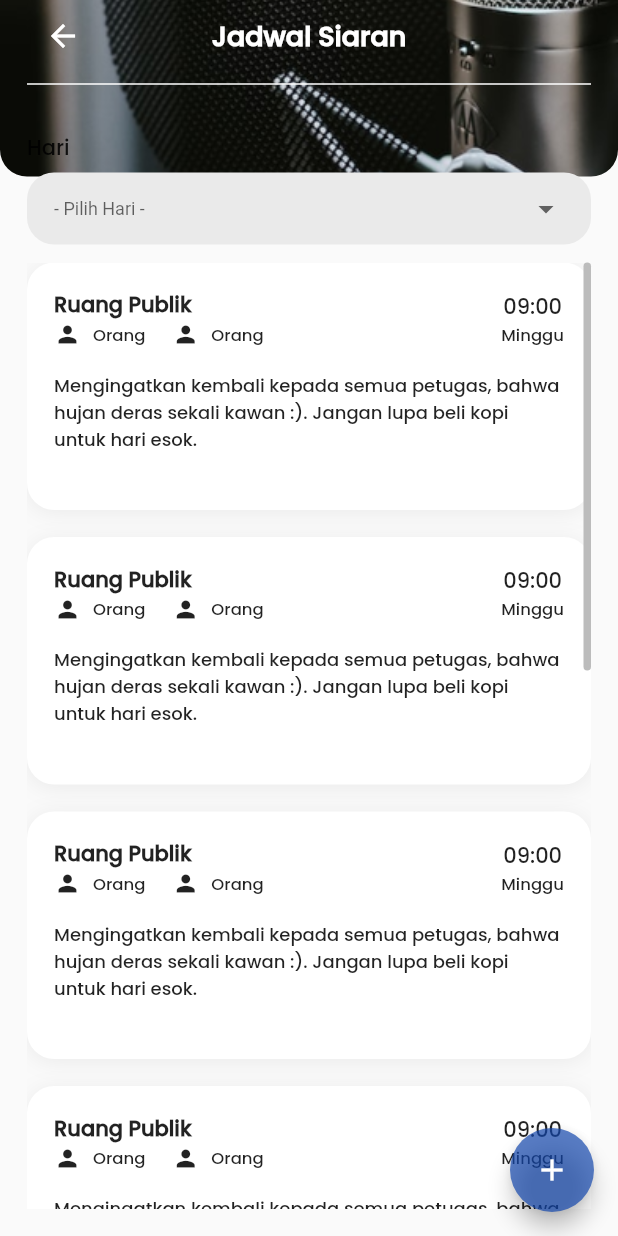
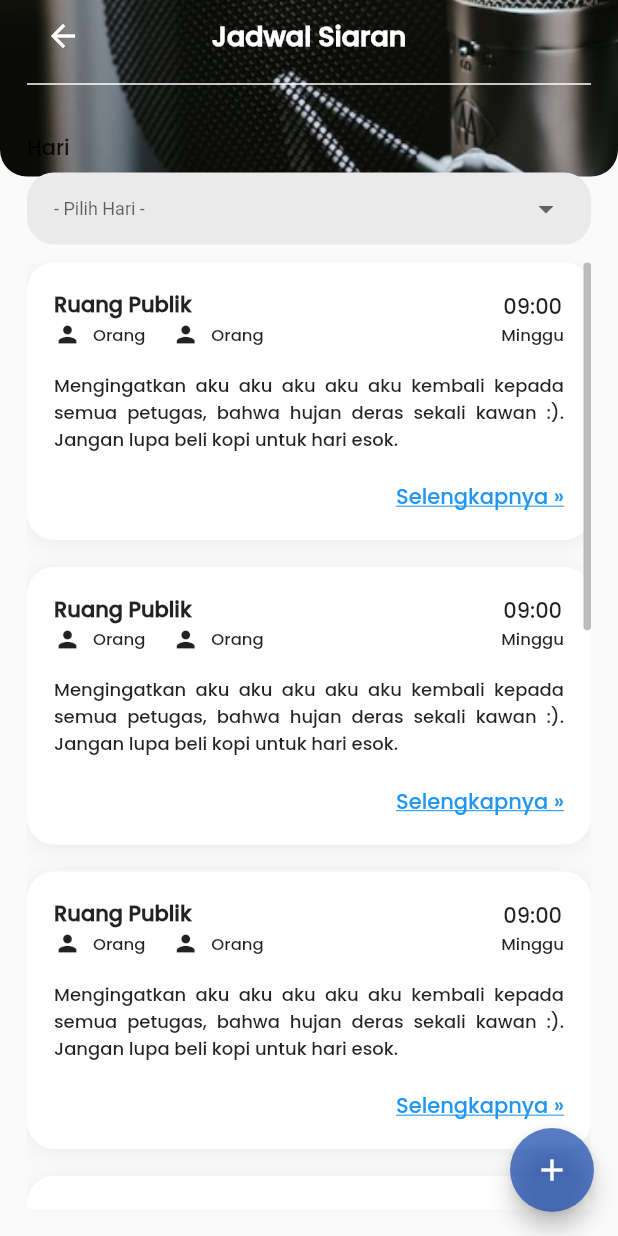
Before and after one commit to hoesk1ee/radio_valore, a Flutter app: the BroadcastSchedule screen opened directly, on a phone screen of 412 x 824 dp. Run offline on Flutter 3.47's test engine with Material 2 defaults, Android fonts, the phone set to English and light mode, and no system bars.

Commit message:
Make Directory And Add new Pages

```diff
--- a/lib/pages/showAnnouncement_page.dart
+++ b/lib/pages/announcement/showAnnouncement_page.dart
@@ -4,7 +4,7 @@ import 'package:radio_volare/resources/custom_cardContent.dart';
 import 'package:radio_volare/resources/custom_headerContent.dart';
 import 'package:radio_volare/resources/custom_headerStyle.dart';
 
-import '../resources/constant.dart';
+import '../../resources/constant.dart';
 
 class ShowAnnouncement extends StatefulWidget {
   const ShowAnnouncement({Key? key}) : super(key: key);
@@ -27,8 +27,8 @@ class _ShowAnnouncementState extends State<ShowAnnouncement> {
                 children: [
                   Column(
                     crossAxisAlignment: CrossAxisAlignment.start,
-                    children: [
-                      const CustomHeaderContent(label: "Pengumuman"),
+                    children: const [
+                      CustomHeaderContent(label: "Pengumuman"),
                       bottomLine,
                     ],
                   ),
--- a/lib/pages/broadcast_page.dart
+++ b/lib/pages/broadcast/broadcast_page.dart
@@ -1,11 +1,11 @@
 import 'package:flutter/material.dart';
-import 'package:radio_volare/pages/bcSchedule_page.dart';
+import 'package:radio_volare/pages/broadcast/schedule/bcSchedule_page.dart';
 import 'package:radio_volare/resources/constant.dart';
 import 'package:radio_volare/resources/custom_broadcastButton.dart';
 import 'package:radio_volare/resources/custom_headerContent.dart';
 
-import '../resources/custom_headerStyle.dart';
-import 'bcScript_page.dart';
+import '../../resources/custom_headerStyle.dart';
+import 'script/bcScript_page.dart';
 
 class BroadcastPage extends StatefulWidget {
   const BroadcastPage({Key? key}) : super(key: key);
--- a/lib/pages/addBcShedule_page.dart
+++ b/lib/pages/broadcast/schedule/addBcSchedule_page.dart
@@ -109,7 +109,7 @@ class _AddBroadcastSchedulePageState extends State<AddBroadcastSchedulePage> {
                           ),
                           CustomActionButton(
                               onTap: () {},
-                              text: "Simpan",
+                              text: "SIMPAN",
                               buttonColor: saveButtonColor,
                               textStyle: textStyleWithoutBold)
                         ],
--- a/lib/pages/bcSchedule_page.dart
+++ b/lib/pages/broadcast/schedule/bcSchedule_page.dart
@@ -1,11 +1,13 @@
 import 'package:flutter/material.dart';
-import 'package:radio_volare/pages/addBcShedule_page.dart';
+import 'package:radio_volare/pages/broadcast/schedule/addBcSchedule_page.dart';
+import 'package:radio_volare/pages/broadcast/schedule/showBcSchedule_page.dart';
 import 'package:radio_volare/resources/constant.dart';
 import 'package:radio_volare/resources/custom_cardContent.dart';
 import 'package:radio_volare/resources/custom_dropDownButton.dart';
 import 'package:radio_volare/resources/custom_floatingButton.dart';
 import 'package:radio_volare/resources/custom_headerContent.dart';
 import 'package:radio_volare/resources/custom_headerStyle.dart';
+import 'package:radio_volare/resources/custom_hyperlinkText.dart';
 
 class BroadcastSchedule extends StatefulWidget {
   const BroadcastSchedule({Key? key}) : super(key: key);
@@ -126,13 +128,28 @@ class _BroadcastScheduleState extends State<BroadcastSchedule> {
                                       height: 8,
                                     ),
                                     Text(
-                                      "Mengingatkan kembali kepada semua petugas, bahwa hujan deras sekali kawan :). Jangan lupa beli kopi untuk hari esok.",
+                                      "Mengingatkan  aku aku aku aku aku kembali kepada semua petugas, bahwa hujan deras sekali kawan :). Jangan lupa beli kopi untuk hari esok.",
                                       style: textFieldFontSize,
-                                    )
+                                      maxLines: 3,
+                                      textAlign: TextAlign.justify,
+                                      overflow: TextOverflow.ellipsis,
+                                    ),
+                                    Spacer(),
+                                    CustomHyperlinkText(
+                                      onTap: () {
+                                        Navigator.push(
+                                          context,
+                                          MaterialPageRoute(
+                                            builder: (context) =>
+                                                ShowBroadcastSchedule(),
+                                          ),
+                                        );
+                                      },
+                                    ),
                                   ],
                                 ),
                               ),
-                              height: 165,
+                              height: 185,
                             );
                           }),
                     ),
@@ -154,31 +171,3 @@ class _BroadcastScheduleState extends State<BroadcastSchedule> {
     );
   }
 }
-
-//Padding(
-//                       //   padding: const EdgeInsets.only(bottom: 18.0),
-//                       //   child: DropdownButtonHideUnderline(
-//                       //     child: Container(
-//                       //       decoration: BoxDecoration(
-//                       //         color: const Color(0xFFEAEAEA),
-//                       //         borderRadius: BorderRadius.circular(18),
-//                       //       ),
-//                       //       width: double.infinity,
-//                       //       child: Padding(
-//                       //         padding: EdgeInsets.only(left: 18.0, right: 18),
-//                       //         child: DropdownButton(
-//                       //           hint: Text("- Pilih Hari -"),
-//                       //           value: dayValue,
-//                       //           style: TextStyle(
-//                       //               color: Colors.black, fontSize: 12),
-//                       //           items: dayList,
-//                       //           onChanged: (String? newValue) {
-//                       //             setState(() {
-//                       //               dayValue = newValue!;
-//                       //             });
-//                       //           },
-//                       //         ),
-//                       //       ),
-//                       //     ),
-//                       //   ),
-//                       // ),
--- a/lib/pages/main_page.dart
+++ b/lib/pages/main_page.dart
@@ -1,9 +1,8 @@
 import 'package:flutter/material.dart';
-import 'package:radio_volare/pages/broadcast_page.dart';
+import 'package:radio_volare/pages/broadcast/broadcast_page.dart';
 import 'package:radio_volare/resources/custom_menuButton.dart';
-
 import '../resources/constant.dart';
-import 'announcement_page.dart';
+import 'announcement/announcement_page.dart';
 
 class MainPage extends StatefulWidget {
   const MainPage({Key? key}) : super(key: key);
--- /dev/null
+++ b/lib/resources/custom_hyperlinkText.dart
@@ -0,0 +1,20 @@
+import 'package:flutter/material.dart';
+
+import 'constant.dart';
+
+class CustomHyperlinkText extends StatelessWidget {
+  const CustomHyperlinkText({Key? key, required this.onTap}) : super(key: key);
+
+  final Function() onTap;
+
+  @override
+  Widget build(BuildContext context) {
+    return Align(
+      alignment: Alignment.centerRight,
+      child: GestureDetector(
+        onTap: onTap,
+        child: Text("Selengkapnya »", style: hyperlinkTextStyle),
+      ),
+    );
+  }
+}
```
Also changed, not shown: lib/pages/announcement/addAnnouncement_page.dart (renamed from lib/pages/addAnnouncement_page.dart, +4 -4 lines), lib/pages/announcement/announcement_page.dart (renamed from lib/pages/announcement_page.dart, +6 -11 lines), lib/pages/broadcast/schedule/showBcSchedule_page.dart (added, +127 -0 lines), lib/pages/broadcast/script/bcScript_page.dart (renamed from lib/pages/bcScript_page.dart, +10 -0 lines).
